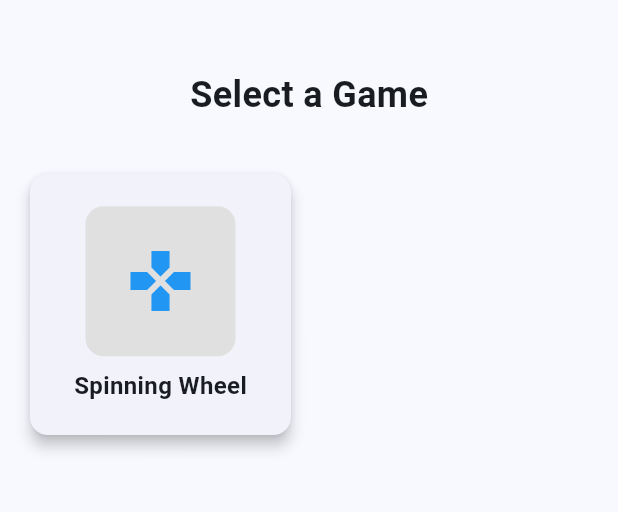
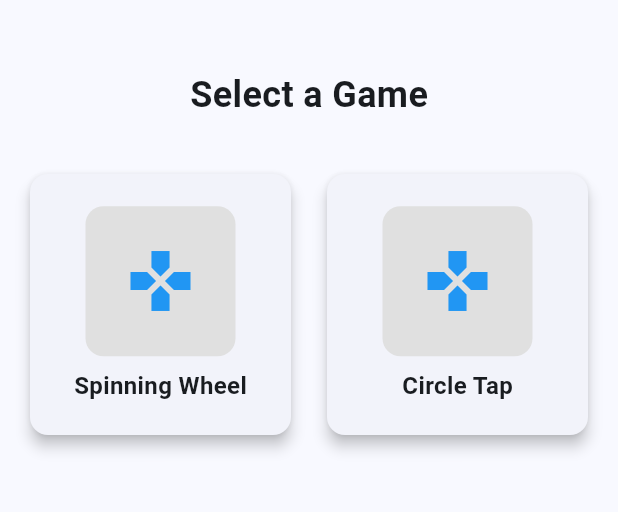
Before and after one commit to WILACHAT/rkade, a Flutter app: the screen it shows after launch, on a phone screen of 412 x 824 dp, the part 63-575 px from its top. Run offline on Flutter 3.47's test engine with Material 3 defaults, Android fonts, the phone set to English and light mode, and no system bars; our stand-ins replace shared_preferences; missing offline and left inert: flame.

Commit message:
adding circle tap game

```diff
--- /dev/null
+++ b/lib/game_menu_screen.dart
@@ -0,0 +1,75 @@
+import 'package:flutter/material.dart';
+import 'game_screen_spinning_wheel.dart';
+import 'game_screen_circle_tap.dart';
+
+class GameMenuScreen extends StatelessWidget {
+  const GameMenuScreen({super.key});
+
+  @override
+  Widget build(BuildContext context) {
+    return Scaffold(
+      appBar: AppBar(title: const Text('RKade Games'), centerTitle: true),
+      body: Column(
+        children: [
+          const SizedBox(height: 32),
+          const Text('Select a Game',
+              style: TextStyle(fontSize: 24, fontWeight: FontWeight.bold)),
+          const SizedBox(height: 16),
+          Expanded(
+            child: GridView.count(
+              crossAxisCount: 2,
+              padding: const EdgeInsets.all(16),
+              mainAxisSpacing: 16,
+              crossAxisSpacing: 16,
+              children: [
+                _buildGameCard(
+                  context,
+                  title: 'Spinning Wheel',
+                  screen: const GameScreenSpinningWheel(),
+                ),
+                _buildGameCard(
+                  context,
+                  title: 'Circle Tap',
+                  screen: const GameScreenSingleCircle(),
+                ),
+              ],
+            ),
+          ),
+        ],
+      ),
+    );
+  }
+
+  Widget _buildGameCard(BuildContext context,
+      {required String title, required Widget screen}) {
+    return Card(
+      elevation: 4,
+      child: InkWell(
+        onTap: () => Navigator.push(
+          context,
+          MaterialPageRoute(builder: (_) => screen),
+        ),
+        child: Column(
+          mainAxisAlignment: MainAxisAlignment.center,
+          children: [
+            Container(
+              height: 100,
+              width: 100,
+              decoration: BoxDecoration(
+                color: Colors.grey[300],
+                borderRadius: BorderRadius.circular(12),
+              ),
+              child: const Center(
+                child: Icon(Icons.gamepad, size: 48, color: Colors.blue),
+              ),
+            ),
+            const SizedBox(height: 8),
+            Text(title,
+                style:
+                    const TextStyle(fontSize: 16, fontWeight: FontWeight.bold)),
+          ],
+        ),
+      ),
+    );
+  }
+}
--- a/lib/main.dart
+++ b/lib/main.dart
@@ -1,9 +1,7 @@
 import 'package:flutter/material.dart';
-import 'game_screen.dart';
+import 'game_menu_screen.dart';
 
-void main() {
-  runApp(const MyApp());
-}
+void main() => runApp(const MyApp());
 
 class MyApp extends StatelessWidget {
   const MyApp({super.key});
@@ -16,90 +14,7 @@ class MyApp extends StatelessWidget {
         colorScheme: ColorScheme.fromSeed(seedColor: Colors.blue),
         useMaterial3: true,
       ),
-      home: const HomeScreen(),
+      home: const GameMenuScreen(),
     );
   }
 }
-
-class HomeScreen extends StatelessWidget {
-  const HomeScreen({super.key});
-
-  @override
-  Widget build(BuildContext context) {
-    return Scaffold(
-      appBar: AppBar(
-        title: const Text('RKade Games'),
-        centerTitle: true,
-      ),
-      body: Column(
-        children: [
-          const SizedBox(height: 32),
-          const Text(
-            'Select a Game',
-            style: TextStyle(
-              fontSize: 24,
-              fontWeight: FontWeight.bold,
-            ),
-          ),
-          const SizedBox(height: 16),
-          Expanded(
-            child: GridView.count(
-              crossAxisCount: 2,
-              padding: const EdgeInsets.all(16),
-              mainAxisSpacing: 16,
-              crossAxisSpacing: 16,
-              children: [
-                _buildGameCard(
-                  context,
-                  'Spinning Wheel',
-                ),
-              ],
-            ),
-          ),
-        ],
-      ),
-    );
-  }
-
-  Widget _buildGameCard(BuildContext context, String title) {
-    return Card(
-      elevation: 4,
-      child: InkWell(
-        onTap: () {
-          Navigator.push(
-            context,
-            MaterialPageRoute(builder: (context) => GameScreen()),
-          );
-        },
-        child: Column(
-          mainAxisAlignment: MainAxisAlignment.center,
-          children: [
-            Container(
-              height: 100,
-              width: 100,
-              decoration: BoxDecoration(
-                color: Colors.grey[300],
-                borderRadius: BorderRadius.circular(12),
-              ),
-              child: const Center(
-                child: Icon(
-                  Icons.gamepad,
-                  size: 48,
-                  color: Colors.blue,
-                ),
-              ),
-            ),
-            const SizedBox(height: 8),
-            Text(
-              title,
-              style: const TextStyle(
-                fontSize: 16,
-                fontWeight: FontWeight.bold,
-              ),
-            ),
-          ],
-        ),
-      ),
-    );
-  }
-}
```
Also changed, not shown: lib/game_screen.dart (deleted, +0 -24 lines), lib/game_screen_circle_tap.dart (added, +200 -0 lines), lib/game_screen_spinning_wheel.dart (added, +21 -0 lines).
